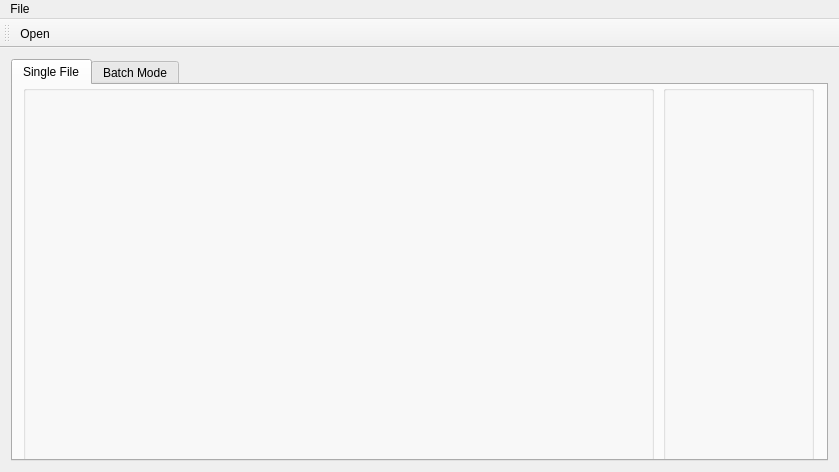
Above: window.ui from Odept/mp3_tag_editor before the change. Below: the same form after it.
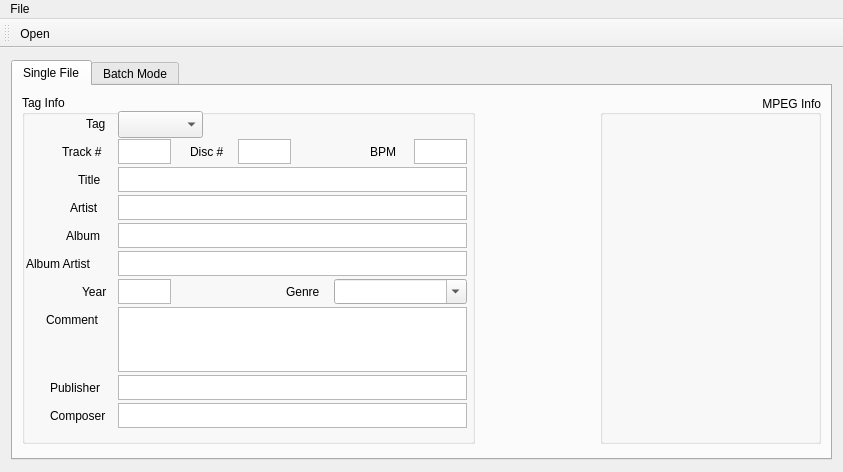
That is the form after the change.

Commit message: Add basic tag fields to UI

The edit to the form file:
```diff
--- a/window.ui
+++ b/window.ui
@@ -13,10 +13,28 @@
   <property name="windowTitle">
    <string>MP3 Tag Editor</string>
   </property>
+  <property name="documentMode">
+   <bool>false</bool>
+  </property>
+  <property name="unifiedTitleAndToolBarOnMac">
+   <bool>false</bool>
+  </property>
   <widget class="QWidget" name="centralWidget">
    <layout class="QGridLayout" name="gridLayout">
     <item row="0" column="0">
      <widget class="QTabWidget" name="tabWidget">
+      <property name="minimumSize">
+       <size>
+        <width>821</width>
+        <height>400</height>
+       </size>
+      </property>
+      <property name="maximumSize">
+       <size>
+        <width>0</width>
+        <height>400</height>
+       </size>
+      </property>
       <property name="currentIndex">
        <number>0</number>
       </property>
@@ -27,31 +45,593 @@
        <widget class="QGroupBox" name="boxTag">
         <property name="geometry">
          <rect>
-          <x>10</x>
-          <y>0</y>
-          <width>631</width>
-          <height>381</height>
+          <x>9</x>
+          <y>9</y>
+          <width>453</width>
+          <height>349</height>
          </rect>
         </property>
+        <property name="font">
+         <font>
+          <weight>50</weight>
+          <bold>false</bold>
+          <kerning>true</kerning>
+         </font>
+        </property>
         <property name="title">
-         <string/>
+         <string>Tag Info</string>
         </property>
+        <property name="flat">
+         <bool>true</bool>
+        </property>
+        <widget class="QLabel" name="labelTrack">
+         <property name="geometry">
+          <rect>
+           <x>40</x>
+           <y>44</y>
+           <width>51</width>
+           <height>25</height>
+          </rect>
+         </property>
+         <property name="text">
+          <string>Track #</string>
+         </property>
+        </widget>
+        <widget class="QTextEdit" name="editTrack">
+         <property name="geometry">
+          <rect>
+           <x>96</x>
+           <y>44</y>
+           <width>53</width>
+           <height>25</height>
+          </rect>
+         </property>
+         <property name="font">
+          <font>
+           <pointsize>11</pointsize>
+          </font>
+         </property>
+         <property name="inputMethodHints">
+          <set>Qt::ImhNone</set>
+         </property>
+         <property name="verticalScrollBarPolicy">
+          <enum>Qt::ScrollBarAlwaysOff</enum>
+         </property>
+         <property name="horizontalScrollBarPolicy">
+          <enum>Qt::ScrollBarAlwaysOff</enum>
+         </property>
+         <property name="lineWrapMode">
+          <enum>QTextEdit::NoWrap</enum>
+         </property>
+         <property name="placeholderText">
+          <string/>
+         </property>
+        </widget>
+        <widget class="QLabel" name="labelDisc">
+         <property name="geometry">
+          <rect>
+           <x>168</x>
+           <y>44</y>
+           <width>45</width>
+           <height>25</height>
+          </rect>
+         </property>
+         <property name="text">
+          <string>Disc #</string>
+         </property>
+        </widget>
+        <widget class="QTextEdit" name="editDisc">
+         <property name="geometry">
+          <rect>
+           <x>216</x>
+           <y>44</y>
+           <width>53</width>
+           <height>25</height>
+          </rect>
+         </property>
+         <property name="font">
+          <font>
+           <pointsize>11</pointsize>
+          </font>
+         </property>
+         <property name="inputMethodHints">
+          <set>Qt::ImhNone</set>
+         </property>
+         <property name="verticalScrollBarPolicy">
+          <enum>Qt::ScrollBarAlwaysOff</enum>
+         </property>
+         <property name="horizontalScrollBarPolicy">
+          <enum>Qt::ScrollBarAlwaysOff</enum>
+         </property>
+         <property name="lineWrapMode">
+          <enum>QTextEdit::NoWrap</enum>
+         </property>
+         <property name="placeholderText">
+          <string/>
+         </property>
+        </widget>
+        <widget class="QLabel" name="labelBPM">
+         <property name="geometry">
+          <rect>
+           <x>348</x>
+           <y>44</y>
+           <width>41</width>
+           <height>25</height>
+          </rect>
+         </property>
+         <property name="text">
+          <string>BPM</string>
+         </property>
+        </widget>
+        <widget class="QTextEdit" name="editBPM">
+         <property name="geometry">
+          <rect>
+           <x>392</x>
+           <y>44</y>
+           <width>53</width>
+           <height>25</height>
+          </rect>
+         </property>
+         <property name="font">
+          <font>
+           <pointsize>11</pointsize>
+          </font>
+         </property>
+         <property name="inputMethodHints">
+          <set>Qt::ImhNone</set>
+         </property>
+         <property name="verticalScrollBarPolicy">
+          <enum>Qt::ScrollBarAlwaysOff</enum>
+         </property>
+         <property name="horizontalScrollBarPolicy">
+          <enum>Qt::ScrollBarAlwaysOff</enum>
+         </property>
+         <property name="lineWrapMode">
+          <enum>QTextEdit::NoWrap</enum>
+         </property>
+         <property name="placeholderText">
+          <string/>
+         </property>
+        </widget>
+        <widget class="QLabel" name="labelTitle">
+         <property name="geometry">
+          <rect>
+           <x>56</x>
+           <y>72</y>
+           <width>37</width>
+           <height>25</height>
+          </rect>
+         </property>
+         <property name="text">
+          <string>Title</string>
+         </property>
+        </widget>
+        <widget class="QTextEdit" name="editTitle">
+         <property name="geometry">
+          <rect>
+           <x>96</x>
+           <y>72</y>
+           <width>349</width>
+           <height>25</height>
+          </rect>
+         </property>
+         <property name="font">
+          <font>
+           <pointsize>11</pointsize>
+          </font>
+         </property>
+         <property name="inputMethodHints">
+          <set>Qt::ImhNone</set>
+         </property>
+         <property name="verticalScrollBarPolicy">
+          <enum>Qt::ScrollBarAlwaysOff</enum>
+         </property>
+         <property name="horizontalScrollBarPolicy">
+          <enum>Qt::ScrollBarAlwaysOff</enum>
+         </property>
+         <property name="lineWrapMode">
+          <enum>QTextEdit::NoWrap</enum>
+         </property>
+         <property name="placeholderText">
+          <string/>
+         </property>
+        </widget>
+        <widget class="QTextEdit" name="editArtist">
+         <property name="geometry">
+          <rect>
+           <x>96</x>
+           <y>100</y>
+           <width>349</width>
+           <height>25</height>
+          </rect>
+         </property>
+         <property name="font">
+          <font>
+           <pointsize>11</pointsize>
+          </font>
+         </property>
+         <property name="inputMethodHints">
+          <set>Qt::ImhNone</set>
+         </property>
+         <property name="verticalScrollBarPolicy">
+          <enum>Qt::ScrollBarAlwaysOff</enum>
+         </property>
+         <property name="horizontalScrollBarPolicy">
+          <enum>Qt::ScrollBarAlwaysOff</enum>
+         </property>
+         <property name="lineWrapMode">
+          <enum>QTextEdit::NoWrap</enum>
+         </property>
+         <property name="placeholderText">
+          <string/>
+         </property>
+        </widget>
+        <widget class="QTextEdit" name="editAlbum">
+         <property name="geometry">
+          <rect>
+           <x>96</x>
+           <y>128</y>
+           <width>349</width>
+           <height>25</height>
+          </rect>
+         </property>
+         <property name="font">
+          <font>
+           <pointsize>11</pointsize>
+          </font>
+         </property>
+         <property name="inputMethodHints">
+          <set>Qt::ImhNone</set>
+         </property>
+         <property name="verticalScrollBarPolicy">
+          <enum>Qt::ScrollBarAlwaysOff</enum>
+         </property>
+         <property name="horizontalScrollBarPolicy">
+          <enum>Qt::ScrollBarAlwaysOff</enum>
+         </property>
+         <property name="lineWrapMode">
+          <enum>QTextEdit::NoWrap</enum>
+         </property>
+         <property name="placeholderText">
+          <string/>
+         </property>
+        </widget>
+        <widget class="QTextEdit" name="editAArtist">
+         <property name="geometry">
+          <rect>
+           <x>96</x>
+           <y>156</y>
+           <width>349</width>
+           <height>25</height>
+          </rect>
+         </property>
+         <property name="font">
+          <font>
+           <pointsize>11</pointsize>
+          </font>
+         </property>
+         <property name="inputMethodHints">
+          <set>Qt::ImhNone</set>
+         </property>
+         <property name="verticalScrollBarPolicy">
+          <enum>Qt::ScrollBarAlwaysOff</enum>
+         </property>
+         <property name="horizontalScrollBarPolicy">
+          <enum>Qt::ScrollBarAlwaysOff</enum>
+         </property>
+         <property name="lineWrapMode">
+          <enum>QTextEdit::NoWrap</enum>
+         </property>
+         <property name="placeholderText">
+          <string/>
+         </property>
+        </widget>
+        <widget class="QLabel" name="labelArtist">
+         <property name="geometry">
+          <rect>
+           <x>48</x>
+           <y>100</y>
+           <width>45</width>
+           <height>25</height>
+          </rect>
+         </property>
+         <property name="text">
+          <string>Artist</string>
+         </property>
+        </widget>
+        <widget class="QLabel" name="labelAlbum">
+         <property name="geometry">
+          <rect>
+           <x>44</x>
+           <y>128</y>
+           <width>49</width>
+           <height>25</height>
+          </rect>
+         </property>
+         <property name="text">
+          <string>Album</string>
+         </property>
+        </widget>
+        <widget class="QLabel" name="labelAArtist">
+         <property name="geometry">
+          <rect>
+           <x>4</x>
+           <y>156</y>
+           <width>93</width>
+           <height>25</height>
+          </rect>
+         </property>
+         <property name="text">
+          <string>Album Artist</string>
+         </property>
+        </widget>
+        <widget class="QComboBox" name="comboTag">
+         <property name="geometry">
+          <rect>
+           <x>96</x>
+           <y>16</y>
+           <width>85</width>
+           <height>27</height>
+          </rect>
+         </property>
+         <property name="currentIndex">
+          <number>-1</number>
+         </property>
+         <property name="maxVisibleItems">
+          <number>3</number>
+         </property>
+         <property name="maxCount">
+          <number>3</number>
+         </property>
+        </widget>
+        <widget class="QLabel" name="labelTag">
+         <property name="geometry">
+          <rect>
+           <x>64</x>
+           <y>16</y>
+           <width>29</width>
+           <height>25</height>
+          </rect>
+         </property>
+         <property name="text">
+          <string>Tag</string>
+         </property>
+        </widget>
+        <widget class="QLabel" name="labelYear">
+         <property name="geometry">
+          <rect>
+           <x>60</x>
+           <y>184</y>
+           <width>33</width>
+           <height>25</height>
+          </rect>
+         </property>
+         <property name="text">
+          <string>Year</string>
+         </property>
+        </widget>
+        <widget class="QTextEdit" name="editYear">
+         <property name="geometry">
+          <rect>
+           <x>96</x>
+           <y>184</y>
+           <width>53</width>
+           <height>25</height>
+          </rect>
+         </property>
+         <property name="font">
+          <font>
+           <pointsize>11</pointsize>
+          </font>
+         </property>
+         <property name="inputMethodHints">
+          <set>Qt::ImhNone</set>
+         </property>
+         <property name="verticalScrollBarPolicy">
+          <enum>Qt::ScrollBarAlwaysOff</enum>
+         </property>
+         <property name="horizontalScrollBarPolicy">
+          <enum>Qt::ScrollBarAlwaysOff</enum>
+         </property>
+         <property name="lineWrapMode">
+          <enum>QTextEdit::NoWrap</enum>
+         </property>
+         <property name="placeholderText">
+          <string/>
+         </property>
+        </widget>
+        <widget class="QLabel" name="labelGenre">
+         <property name="geometry">
+          <rect>
+           <x>264</x>
+           <y>184</y>
+           <width>45</width>
+           <height>25</height>
+          </rect>
+         </property>
+         <property name="text">
+          <string>Genre</string>
+         </property>
+        </widget>
+        <widget class="QComboBox" name="comboGenre">
+         <property name="geometry">
+          <rect>
+           <x>312</x>
+           <y>184</y>
+           <width>133</width>
+           <height>25</height>
+          </rect>
+         </property>
+         <property name="editable">
+          <bool>true</bool>
+         </property>
+         <property name="currentIndex">
+          <number>-1</number>
+         </property>
+         <property name="maxVisibleItems">
+          <number>3</number>
+         </property>
+         <property name="maxCount">
+          <number>3</number>
+         </property>
+        </widget>
+        <widget class="QTextEdit" name="editComment">
+         <property name="geometry">
+          <rect>
+           <x>96</x>
+           <y>212</y>
+           <width>349</width>
+           <height>65</height>
+          </rect>
+         </property>
+         <property name="font">
+          <font>
+           <pointsize>11</pointsize>
+          </font>
+         </property>
+         <property name="inputMethodHints">
+          <set>Qt::ImhMultiLine</set>
+         </property>
+         <property name="verticalScrollBarPolicy">
+          <enum>Qt::ScrollBarAsNeeded</enum>
+         </property>
+         <property name="horizontalScrollBarPolicy">
+          <enum>Qt::ScrollBarAlwaysOff</enum>
+         </property>
+         <property name="lineWrapMode">
+          <enum>QTextEdit::WidgetWidth</enum>
+         </property>
+         <property name="placeholderText">
+          <string/>
+         </property>
+        </widget>
+        <widget class="QLabel" name="labelComment">
+         <property name="geometry">
+          <rect>
+           <x>24</x>
+           <y>212</y>
+           <width>69</width>
+           <height>25</height>
+          </rect>
+         </property>
+         <property name="text">
+          <string>Comment</string>
+         </property>
+        </widget>
+        <widget class="QTextEdit" name="editAArtist_2">
+         <property name="geometry">
+          <rect>
+           <x>96</x>
+           <y>280</y>
+           <width>349</width>
+           <height>25</height>
+          </rect>
+         </property>
+         <property name="font">
+          <font>
+           <pointsize>11</pointsize>
+          </font>
+         </property>
+         <property name="inputMethodHints">
+          <set>Qt::ImhNone</set>
+         </property>
+         <property name="verticalScrollBarPolicy">
+          <enum>Qt::ScrollBarAlwaysOff</enum>
+         </property>
+         <property name="horizontalScrollBarPolicy">
+          <enum>Qt::ScrollBarAlwaysOff</enum>
+         </property>
+         <property name="lineWrapMode">
+          <enum>QTextEdit::NoWrap</enum>
+         </property>
+         <property name="placeholderText">
+          <string/>
+         </property>
+        </widget>
+        <widget class="QLabel" name="labelPublisher">
+         <property name="geometry">
+          <rect>
+           <x>28</x>
+           <y>280</y>
+           <width>65</width>
+           <height>25</height>
+          </rect>
+         </property>
+         <property name="text">
+          <string>Publisher</string>
+         </property>
+        </widget>
+        <widget class="QTextEdit" name="editComposer">
+         <property name="geometry">
+          <rect>
+           <x>96</x>
+           <y>308</y>
+           <width>349</width>
+           <height>25</height>
+          </rect>
+         </property>
+         <property name="font">
+          <font>
+           <pointsize>11</pointsize>
+          </font>
+         </property>
+         <property name="inputMethodHints">
+          <set>Qt::ImhNone</set>
+         </property>
+         <property name="verticalScrollBarPolicy">
+          <enum>Qt::ScrollBarAlwaysOff</enum>
+         </property>
+         <property name="horizontalScrollBarPolicy">
+          <enum>Qt::ScrollBarAlwaysOff</enum>
+         </property>
+         <property name="lineWrapMode">
+          <enum>QTextEdit::NoWrap</enum>
+         </property>
+         <property name="placeholderText">
+          <string/>
+         </property>
+        </widget>
+        <widget class="QLabel" name="labelComposer">
+         <property name="geometry">
+          <rect>
+           <x>28</x>
+           <y>308</y>
+           <width>65</width>
+           <height>25</height>
+          </rect>
+         </property>
+         <property name="text">
+          <string>Composer</string>
+         </property>
+        </widget>
        </widget>
        <widget class="QGroupBox" name="boxInfo">
         <property name="geometry">
          <rect>
-          <x>650</x>
-          <y>0</y>
-          <width>151</width>
-          <height>381</height>
+          <x>587</x>
+          <y>9</y>
+          <width>221</width>
+          <height>349</height>
          </rect>
         </property>
+        <property name="sizePolicy">
+         <sizepolicy hsizetype="Preferred" vsizetype="Preferred">
+          <horstretch>0</horstretch>
+          <verstretch>0</verstretch>
+         </sizepolicy>
+        </property>
         <property name="title">
-         <string/>
+         <string>MPEG Info</string>
         </property>
         <property name="alignment">
          <set>Qt::AlignRight|Qt::AlignTrailing|Qt::AlignVCenter</set>
         </property>
+        <property name="flat">
+         <bool>false</bool>
+        </property>
+        <property name="checkable">
+         <bool>false</bool>
+        </property>
        </widget>
       </widget>
       <widget class="QWidget" name="tabBatch">
@@ -69,7 +649,7 @@
      <x>0</x>
      <y>0</y>
      <width>839</width>
-     <height>22</height>
+     <height>25</height>
     </rect>
    </property>
    <property name="defaultUp">
```
Left out of the diff: 2 changed lines with no effect on the pictures.
